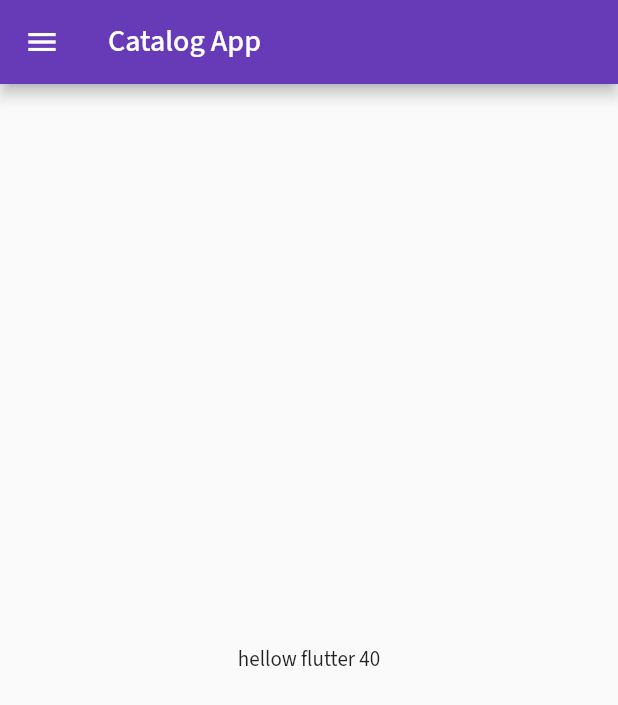
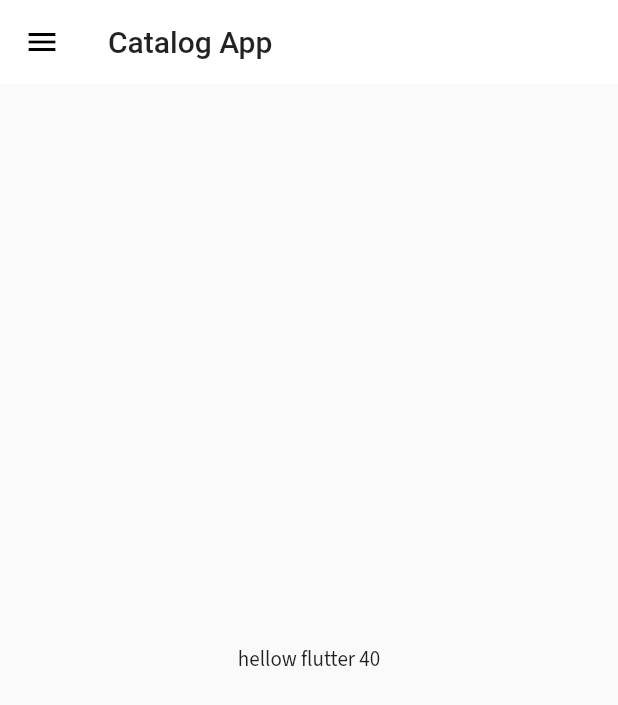
Before and after one commit to MasudOsmanmr9/30daysflutter, a Flutter app: the screen it shows after launch, on a phone screen of 412 x 824 dp. Shown: the top 705 px of the screen. Run offline on Flutter 3.47's test engine with Material 2 defaults, Android fonts, the phone set to English and light mode, and no system bars; our stand-ins replace google_fonts.

Commit message:
theme extracted

```diff
--- a/lib/main.dart
+++ b/lib/main.dart
@@ -1,8 +1,10 @@
 import 'package:flutter/material.dart';
+import 'package:full_app_devs/widget/themes.dart';
 import 'pages/home_page.dart';
 import 'pages/login_page.dart';
 import 'package:google_fonts/google_fonts.dart';
 import 'utills/routes.dart';
+import 'widget/themes.dart';
 
 void main() {
   runApp(MyApp());
@@ -15,12 +17,8 @@
   Widget build(BuildContext context) {
     return MaterialApp(
       themeMode: ThemeMode.light,
-      theme: ThemeData(
-        primarySwatch: Colors.deepPurple,
-        fontFamily: GoogleFonts.sourceSansPro().fontFamily,
-        // primaryTextTheme: GoogleFonts.latoTextTheme()
-      ),
-      darkTheme: ThemeData(brightness: Brightness.dark),
+      theme: MyTheme.lightTheme(context),
+      darkTheme: MyTheme.darkTheme(context),
       initialRoute: MyRoutes.homeRoute,
       routes: {
         '/': (context) => LoginPage(),
--- /dev/null
+++ b/lib/widget/themes.dart
@@ -0,0 +1,18 @@
+import 'package:flutter/material.dart';
+import 'package:google_fonts/google_fonts.dart';
+
+class MyTheme {
+  static ThemeData lightTheme(BuildContext context) => ThemeData(
+        primarySwatch: Colors.deepPurple,
+        fontFamily: GoogleFonts.sourceSansPro().fontFamily,
+        appBarTheme: AppBarTheme(
+          color: Colors.white,
+          elevation: 0.0,
+          iconTheme: IconThemeData(color: Colors.black),
+          textTheme: Theme.of(context).textTheme,
+        ),
+        // primaryTextTheme: GoogleFonts.latoTextTheme()
+      );
+  static ThemeData darkTheme(BuildContext context) =>
+      ThemeData(brightness: Brightness.dark);
+}
```
